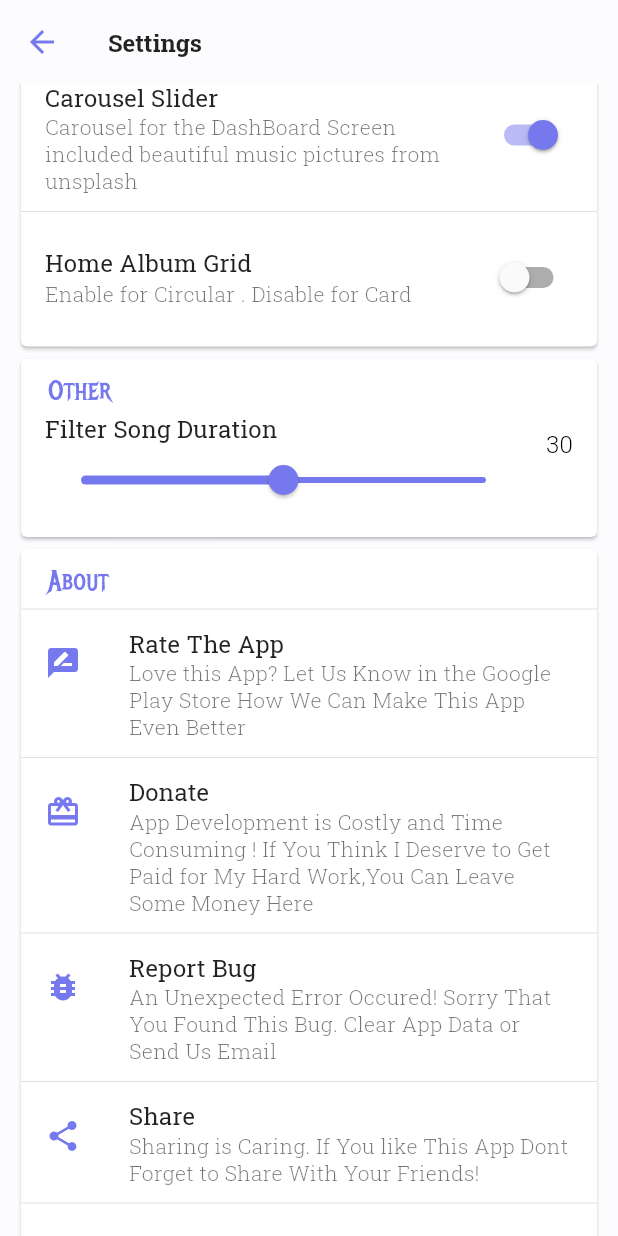
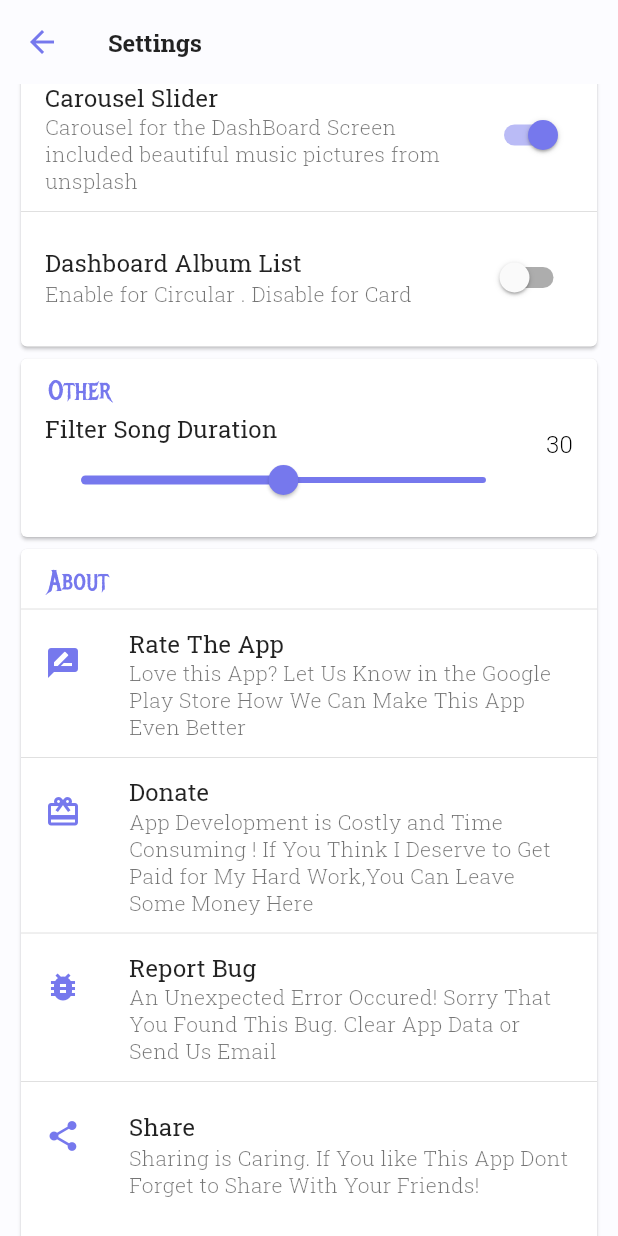
Before and after one commit to mahadydev/AYat_Player_Flutter, a Flutter app: the Settings screen opened by its route, scrolled down 576 dp, on a phone screen of 412 x 824 dp. Run offline on Flutter 3.47's test engine with Material 2 defaults, Android fonts, the phone set to English and light mode, and no system bars; our stand-ins replace assets_audio_player, cached_network_image, carousel_slider, curved_navigation_bar, flutter_icons, flutter_xlider and 5 more; missing offline and left inert: equalizer, fancy_dialog, flappy_search_bar, flutter_audio_query, flutter_email_sender, flutter_inapp_purchase and 6 more; accounts and stored records are empty; statements that could not run were skipped.

Commit message:
fixed playlist bug

```diff
--- a/lib/screens/artist_to_songList.dart
+++ b/lib/screens/artist_to_songList.dart
@@ -172,7 +172,7 @@ class SongListFromArtist extends StatelessWidget {
                                   builder: (context, scrollController) =>
                                       ModalFit(
                                     scrollController: scrollController,
-                                    songs: _query.currentSongListforAlbum,
+                                    songs: _query.currentSongListforArtist,
                                     index: index,
                                     audio: _audio,
                                   ),
--- a/lib/screens/home.dart
+++ b/lib/screens/home.dart
@@ -25,19 +25,19 @@ class _HomeState extends State<Home> {
 
   @override
   void initState() {
+    super.initState();
     _pageController = PageController(initialPage: 0);
     Equalizer.init(0);
-    super.initState();
   }
 
   @override
   void dispose() {
+    super.dispose();
     Provider.of<AudioPlayer>(context, listen: false)
         .assetsAudioPlayer
         .dispose();
     _pageController.dispose();
     Equalizer.release();
-    super.dispose();
   }
 
   @override
--- a/lib/screens/settings.dart
+++ b/lib/screens/settings.dart
@@ -221,6 +221,7 @@ class _SettingsState extends State<Settings> {
                       ),
                     ),
                     ListTile(
+                      isThreeLine: true,
                       title: Text(
                         'Carousel Slider',
                         style: Constants.kListTileTitle,
@@ -242,7 +243,7 @@ class _SettingsState extends State<Settings> {
                     Divider(),
                     ListTile(
                       title: Text(
-                        'Home Album Grid',
+                        'Dashboard Album List',
                         style: Constants.kListTileTitle,
                       ),
                       subtitle: Text(
@@ -325,6 +326,7 @@ class _SettingsState extends State<Settings> {
                     ),
                     Divider(),
                     ListTile(
+                      isThreeLine: true,
                       leading: Icon(
                         MaterialIcons.rate_review,
                         color: Theme.of(context).accentColor,
@@ -343,6 +345,7 @@ class _SettingsState extends State<Settings> {
                     ),
                     Divider(),
                     ListTile(
+                      isThreeLine: true,
                       leading: Icon(
                         MaterialIcons.card_giftcard,
                         color: Theme.of(context).accentColor,
@@ -373,6 +376,7 @@ class _SettingsState extends State<Settings> {
                     ),
                     Divider(),
                     ListTile(
+                      isThreeLine: true,
                       leading: Icon(
                         MaterialIcons.bug_report,
                         color: Theme.of(context).accentColor,
@@ -396,6 +400,7 @@ class _SettingsState extends State<Settings> {
                     ),
                     Divider(),
                     ListTile(
+                      isThreeLine: true,
                       leading: Icon(
                         MaterialIcons.share,
                         color: Theme.of(context).accentColor,
--- a/lib/util/constants.dart
+++ b/lib/util/constants.dart
@@ -2,7 +2,7 @@ import 'package:flutter/material.dart';
 
 class Constants {
   static const String appName = 'AYaT Player';
-  static const String appVersion = '1.5.1';
+  static const String appVersion = '1.5.2';
   static const String privacyPolicyUrl =
       'https://mahadydev.github.io/privacy-policy/ayat-player-privacy-policy.html';
 
--- a/pubspec.yaml
+++ b/pubspec.yaml
@@ -3,7 +3,7 @@ description: A new Flutter project.
 
 publish_to: 'none' # Remove this line if you wish to publish to pub.dev
 
-version: 1.5.1+20200704
+version: 1.5.2+20200707
 
 environment:
   sdk: ">=2.7.0 <3.0.0"
```
Also changed, not shown: lib/screens/dashboard.dart (+16 -8 lines), lib/widgets/custom_drawer.dart (+1 -24 lines).
